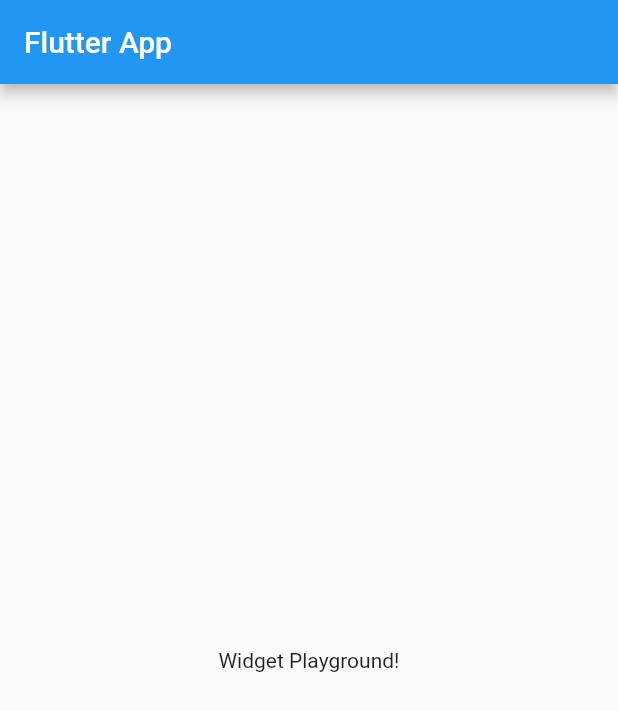
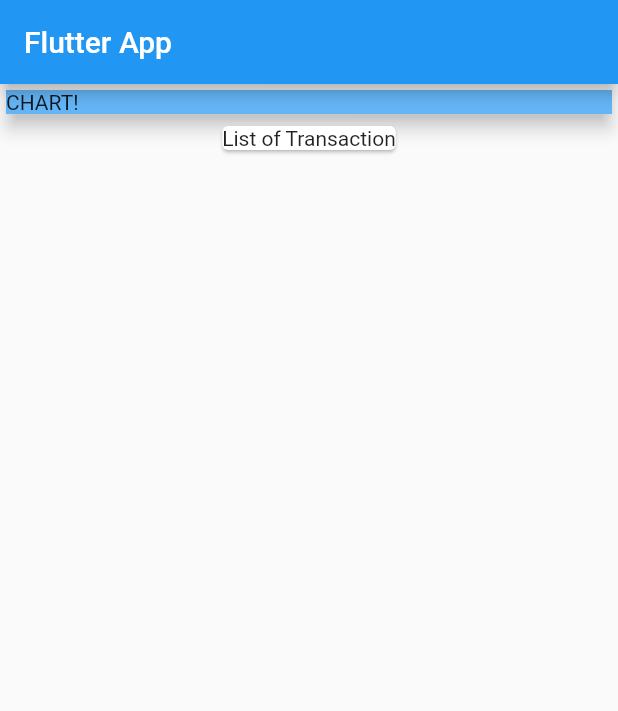
Before and after one commit to Kh-Rakib/Flutter-Dart, a Flutter app: the screen it shows after launch, on a phone screen of 412 x 824 dp. Shown: the top 711 px of the screen. Run offline on Flutter 3.47's test engine with Material 2 defaults, Android fonts, the phone set to English and light mode, and no system bars.

Commit message:
Combining Widgets

```diff
--- a/Expense_Planner/lib/main.dart
+++ b/Expense_Planner/lib/main.dart
@@ -4,11 +4,15 @@ void main() {
   runApp(Myapp());
 }
 
-class Myapp extends StatelessWidget { //Myapp here is a class which inherit Statelesswidget
+class Myapp extends StatelessWidget {
+  //Myapp here is a class which inherit Statelesswidget
   @override
-  Widget build (BuildContext context) {  //build is a method (Function inside of a class is Method)
-    return MaterialApp(                  // context is special is a argument of type buildcontext
-      title: 'Flutter App',              // Context will call by flutter to do heavy lifting behind the scene
+  Widget build(BuildContext context) {
+    //build is a method (Function inside of a class is Method)
+    return MaterialApp(
+      // context is a argument of special type buildcontext
+      title:
+          'Flutter App', // Context will call by flutter to do heavy lifting behind the scene
       home: MyHomePage(),
     );
   }
@@ -16,14 +20,26 @@ class Myapp extends StatelessWidget { //Myapp here is a class which inherit Stat
 
 class MyHomePage extends StatelessWidget {
   @override
-  Widget build (BuildContext context) {
+  Widget build(BuildContext context) {
     return Scaffold(
       appBar: AppBar(
-      title: Text('Flutter App'),
+        title: Text('Flutter App'),
       ),
-      body: Center(
-            child: Text('Widget Playground!'),
-              ),
-            );
+      body: Column(
+        children: <Widget>[
+          Card(
+            child: Container(
+              color: Colors.blue[300],
+              width: double.infinity,
+              child: Text('CHART!'),
+            ),
+            elevation: 5,
+          ),
+          Card(
+            child: Text('List of Transaction'),
+          ),
+        ],
+      ),
+    );
   }
 }
```
